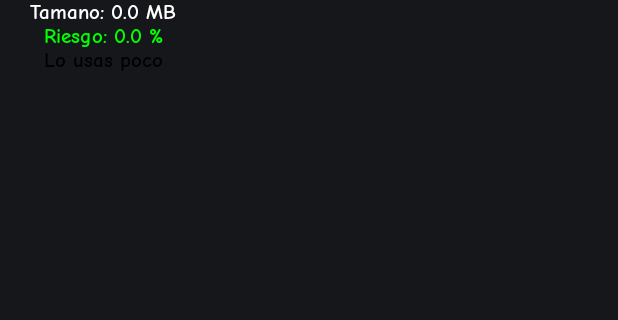
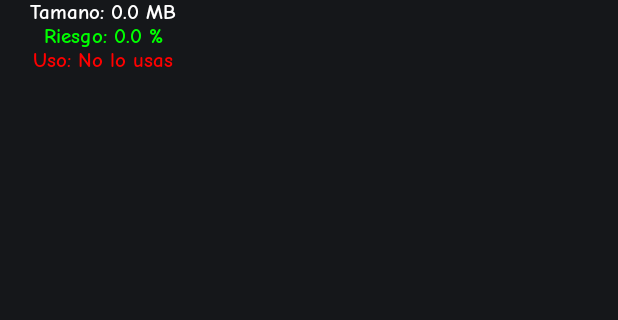
Before and after one commit to jlipaochoa/app_management, an Android app built with Jetpack Compose: the screen it shows after launch (MainActivity), on a phone screen of 412 x 824 dp, the part 545-865 px from its top. Run offline under Robolectric (Android 15) with nearby library versions, the phone set to English and light mode, and no system bars; our stand-ins replace Dagger/Hilt's generated code, accompanist; 2 statements that could not run were skipped.

Commit message:
feat: order by usage

```diff
--- a/app/src/main/java/com/example/app_management/data/AppInfoModel.kt
+++ b/app/src/main/java/com/example/app_management/data/AppInfoModel.kt
@@ -2,6 +2,7 @@ package com.example.app_management.data
 
 import android.graphics.drawable.Drawable
 import androidx.compose.ui.graphics.Color
+import com.example.app_management.ui.theme.Orange
 
 class AppInfoModel(
     val name: String,
@@ -9,6 +10,7 @@ class AppInfoModel(
     val size: Double = 0.0,
     val percentageRisk: Double = 0.0,
     var percentageUsage: Double = 0.0,
+    val isSystemApp: Boolean = false
 )
 
 fun AppInfoModel.getColorRisk(): Color {
@@ -21,9 +23,18 @@ fun AppInfoModel.getColorRisk(): Color {
 
 fun AppInfoModel.labelUsage(): String {
     return when {
-        percentageUsage > 50 -> "Lo usas Constantemente"
-        percentageUsage > 25 -> "Lo usas a veces"
-        percentageUsage == 0.0 -> "No lo usas"
-        else -> "Lo usas poco"
+        percentageUsage > 50 -> "Frecuente"
+        percentageUsage > 11 -> "Regular"
+        percentageUsage > 0 -> "De vez en cuando"
+        else -> "No lo usas"
     }
 }
+
+fun AppInfoModel.colorUsage(): Color {
+    return when {
+        percentageUsage > 50 -> Color.Green
+        percentageUsage > 11 -> Orange
+        percentageUsage > 0 -> Color.Yellow
+        else -> Color.Red
+    }
+}
--- a/app/src/main/java/com/example/app_management/extentions/Extentions.kt
+++ b/app/src/main/java/com/example/app_management/extentions/Extentions.kt
@@ -104,10 +104,9 @@ fun List<UsageStats>.getAppUsagePercentages(
     packageName: String,
     totalForegroundTime: Long
 ): Double {
-    val appForegroundTime =
-        this.firstOrNull { it.packageName == packageName }?.totalTimeInForeground ?: 0L
+    val appForegroundTime = this.filter { it.packageName == packageName }.sumOf { it.totalTimeInForeground }
     val percentage = (appForegroundTime.toDouble() / totalForegroundTime.toDouble()) * 100
-    return percentage
+    return percentage.twoDecimals()
 }
 
 fun Context.getSecurityPercentages(packageName: String): Double {
--- a/app/src/main/java/com/example/app_management/mappers/ResolveInfoMapper.kt
+++ b/app/src/main/java/com/example/app_management/mappers/ResolveInfoMapper.kt
@@ -39,6 +39,7 @@ fun ApplicationInfo.toAppInfoModel(
         this.loadIcon(packageManager),
         context.getAppSize(packageName),
         context.getSecurityPercentages(packageName),
-        times.second.getAppUsagePercentages(packageName, times.first)
+        times.second.getAppUsagePercentages(packageName, times.first),
+        (flags and ApplicationInfo.FLAG_SYSTEM) != 0
     )
 }
--- a/app/src/main/java/com/example/app_management/screens/AnalysisSection.kt
+++ b/app/src/main/java/com/example/app_management/screens/AnalysisSection.kt
@@ -24,7 +24,11 @@ import com.example.app_management.ui.theme.PurpleGrey80
 import com.example.app_management.ui.theme.Yellow80
 
 @Composable
-fun AnalysisSection(analysisCallBack: (TypeAnalysis) -> Unit) {
+fun AnalysisSection(
+    analysisCallBack: (TypeAnalysis) -> Unit,
+    analysisDescription: String = "",
+    typeAnalysisSelected: TypeAnalysis
+) {
     Column(
         modifier = Modifier
             .padding(10.dp)
--- a/app/src/main/java/com/example/app_management/screens/CardAppItem.kt
+++ b/app/src/main/java/com/example/app_management/screens/CardAppItem.kt
@@ -26,6 +26,7 @@ import androidx.compose.ui.text.style.TextOverflow
 import androidx.compose.ui.unit.dp
 import coil.compose.rememberImagePainter
 import com.example.app_management.data.AppInfoModel
+import com.example.app_management.data.colorUsage
 import com.example.app_management.data.getColorRisk
 import com.example.app_management.data.labelUsage
 import com.example.app_management.ui.theme.DarkGrey40
@@ -88,12 +89,13 @@ fun CardAppItem(
                 color = appInfo.getColorRisk()
             )
             Text(
-                text = appInfo.labelUsage(),
+                text = "Uso: ${appInfo.labelUsage()}",
                 modifier = Modifier.fillMaxWidth(),
                 maxLines = 2,
                 overflow = TextOverflow.Ellipsis,
                 style = MaterialTheme.typography.titleSmall,
                 textAlign = TextAlign.Center,
+                color = appInfo.colorUsage()
             )
         }
     }
--- a/app/src/main/java/com/example/app_management/screens/HomeScreen.kt
+++ b/app/src/main/java/com/example/app_management/screens/HomeScreen.kt
@@ -57,6 +57,10 @@ fun HomeScreen(
 
     val loadingEvent by viewModel.loadingEvent.collectAsState()
 
+    val description by viewModel.description.collectAsState()
+
+    val typeAnalysis by viewModel.typeAnalysis.collectAsState()
+
     Scaffold(
         modifier = Modifier.fillMaxSize(),
         topBar = {
@@ -74,7 +78,11 @@ fun HomeScreen(
                 .fillMaxSize()
                 .padding(innerPadding)
         ) {
-            AnalysisSection { type -> viewModel.analysis(type) }
+            AnalysisSection(
+                analysisDescription = description,
+                analysisCallBack = { type -> viewModel.analysis(type) },
+                typeAnalysisSelected = typeAnalysis
+            )
             LazyVerticalGrid(
                 columns = GridCells.Fixed(3),
             ) {
@@ -121,9 +129,38 @@ class HomeViewModel @Inject constructor(val application: Application) : ViewMode
     private val _query = MutableStateFlow("")
     val query: StateFlow<String> = _query
 
+    private val _description = MutableStateFlow("")
+    val description: StateFlow<String> = _description.asStateFlow()
+
+    private val _typeAnalysis = MutableStateFlow(TypeAnalysis.None)
+    val typeAnalysis: StateFlow<TypeAnalysis> = _typeAnalysis.asStateFlow()
 
     fun setAppBarState(state: StateWidgetAppBar) {
         _appBarState.value = state
+    }
+
+    init {
+        getLaunchApps(application.packageManager)
+    }
+
+    private fun getLaunchApps(packageManager: PackageManager) {
+        val times = application.timesUsageStats()
+
+        viewModelScope.launch {
+            _loadingEvent.value = true
+            _items = withContext(Dispatchers.IO) {
+                packageManager.getLaunchApps()
+                    .map {
+                        it.toAppInfoModel(
+                            packageManager,
+                            application.applicationContext,
+                            times
+                        )
+                    }
+            }
+            _loadingEvent.value = false
+            _filteredItems.value = _items
+        }
     }
 
     fun onSearchQueryChanged(query: String) {
@@ -140,29 +177,12 @@ class HomeViewModel @Inject constructor(val application: Application) : ViewMode
         }
     }
 
-    init {
-        getLaunchApps(application.packageManager)
-    }
-
-    private fun getLaunchApps(packageManager: PackageManager) {
-        val times = application.timesUsageStats()
-
-        viewModelScope.launch {
-            _loadingEvent.value = true
-            _items = withContext(Dispatchers.IO) {
-                packageManager.getLaunchApps()
-                    .map { it.toAppInfoModel(packageManager, application.applicationContext, times) }
-            }
-            _loadingEvent.value = false
-            _filteredItems.value = _items
-        }
-    }
-
     fun analysis(typeAnalysis: TypeAnalysis) {
         if (!_isPermissionStatsEnabled) {
             application.requestUsageStatsPermission()
             return
         }
+        _typeAnalysis.value = typeAnalysis
         jobOrderApps?.cancel()
         jobOrderApps = viewModelScope.launch {
             val sortedItems = _items.sortedByDescending {
--- a/app/src/main/java/com/example/app_management/ui/theme/Color.kt
+++ b/app/src/main/java/com/example/app_management/ui/theme/Color.kt
@@ -8,8 +8,10 @@ val Pink80 = Color(0xFFEFB8C8)
 val Background = Color(0xFF15171A)
 val Purple40 = Color(0xFF6650a4)
 val PurpleGrey40 = Color(0xFF625b71)
+val PurpleGrey50 = Color(0xFF2B2831)
 val Pink40 = Color(0xFF7D5260)
 val DarkGrey40 = Color(0xFF262B2F)
 val Green40 = Color(0xFF7CFFA3)
 val DarkGrey30 = Color(0xFF919DA1)
 val Yellow80 = Color(0xFFFFEB3B)
+val Orange = Color(0xFFFFA500)
--- a/app/src/main/java/com/example/app_management/ui/theme/Theme.kt
+++ b/app/src/main/java/com/example/app_management/ui/theme/Theme.kt
@@ -12,12 +12,7 @@ private val DarkColorScheme = darkColorScheme(
     primary = Purple80,
     secondary = PurpleGrey80,
     tertiary = Pink80,
-    background = Background,
-    onPrimary = Color.Red,
-    onBackground = Color.Black,
-    surface = Color.Black,
-    onSurface = Color.White,
-    scrim = Color.White
+    background = Background
 )
 
 private val LightColorScheme = lightColorScheme(
@@ -54,8 +49,8 @@ fun AppManagementTheme(
     )
 
     val colorScheme = when {
-        darkTheme -> LightColorScheme
-        else -> LightColorScheme
+        darkTheme -> DarkColorScheme
+        else -> DarkColorScheme
     }
 
     MaterialTheme(
```
